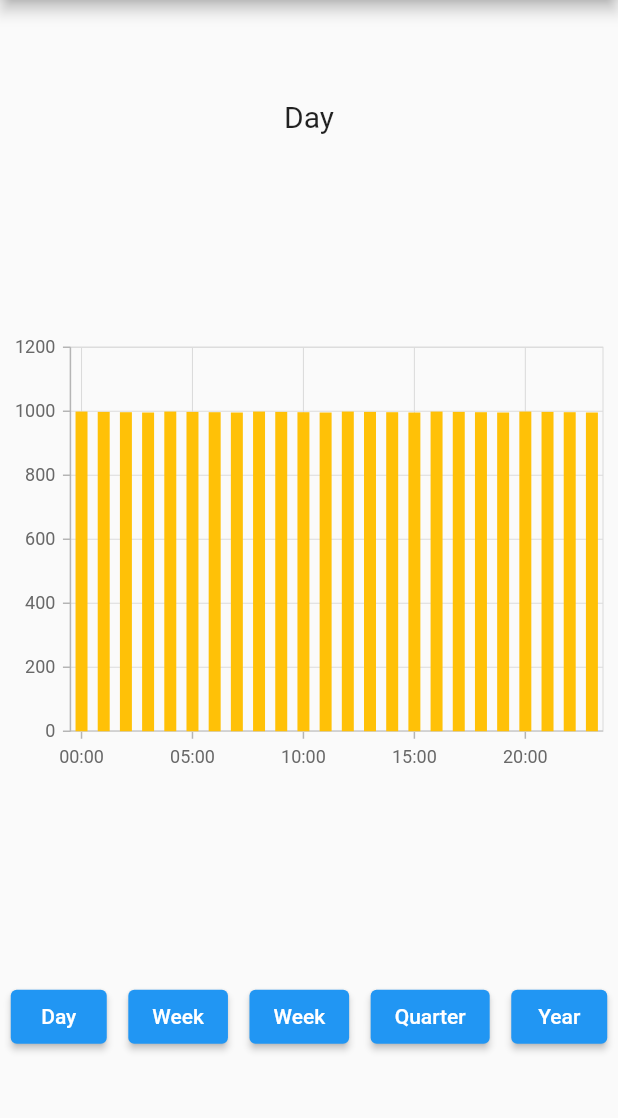
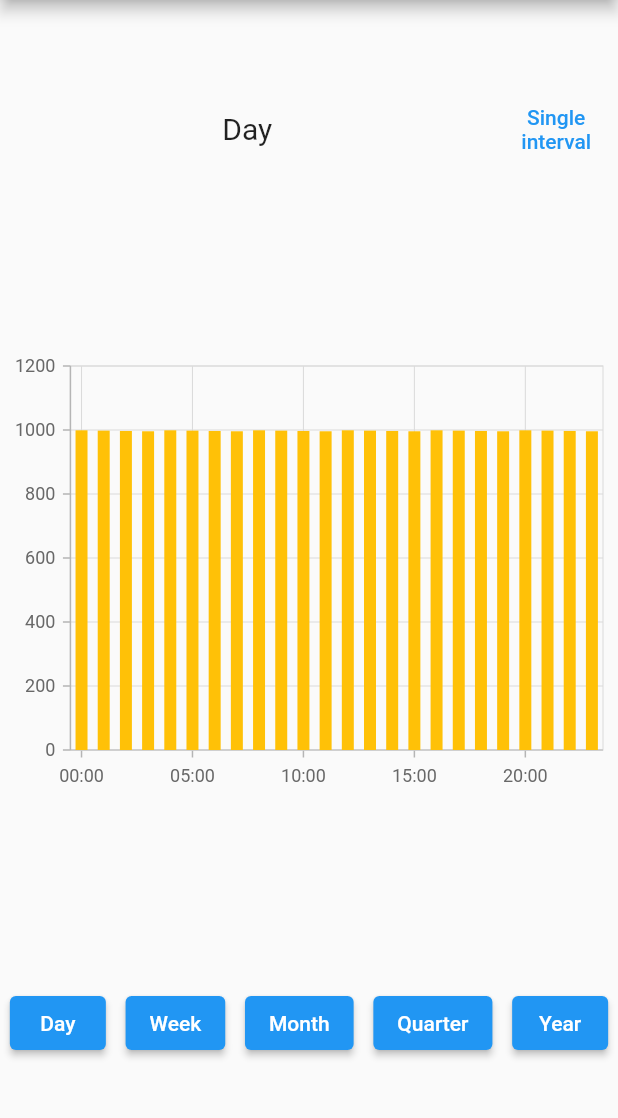
Before and after one commit to happy-san/syncfusion, a Flutter app: the screen it shows after launch, on a phone screen of 412 x 824 dp, the part 84-1202 px from its top. Run offline on Flutter 3.47's test engine with Material 2 defaults, Android fonts, the phone set to English and light mode, and no system bars; our stand-ins replace syncfusion_flutter_charts.

Commit message:
Add TextButton to change between all data and single interval. Fix repeating Week RaisedButton. Fix Quarter having four intervals.

```diff
--- a/lib/main.dart
+++ b/lib/main.dart
@@ -24,12 +24,25 @@ class _MyHomePage extends StatefulWidget {
 }
 
 class _MyHomePageState extends State<_MyHomePage> {
-  var n = 0;
-  var title = 'Day';
+  var n = 0, title = 'Day', showAllData = true;
 
   @override
   Widget build(BuildContext context) {
-    final list = [_dayData, _weekData, _monthData, _quarterData, _yearData];
+    final list = showAllData
+        ? [
+            _dayData,
+            _weekData,
+            _monthData,
+            _quarterData,
+            _yearData,
+          ]
+        : [
+            _daySingleData,
+            _weekSingleData,
+            _monthSingleData,
+            _quarterSingleData,
+            _yearSingleData,
+          ];
 
     return Scaffold(
       appBar: AppBar(
@@ -38,9 +51,27 @@ class _MyHomePageState extends State<_MyHomePage> {
       body: Column(
         mainAxisAlignment: MainAxisAlignment.spaceAround,
         children: [
-          Text(
+          Row(
+            children: [
+              Expanded(
+                flex: 8,
+                child: Text(
                   title,
                   style: TextStyle(fontSize: 20, fontWeight: FontWeight.w400),
+                  textAlign: TextAlign.center,
+                ),
+              ),
+              Expanded(
+                flex: 2,
+                child: TextButton(
+                    child: Text(
+                      showAllData ? 'Single interval' : 'All',
+                      textAlign: TextAlign.center,
+                    ),
+                    onPressed: () =>
+                        setState(() => showAllData = !showAllData)),
+              ),
+            ],
           ),
           //Initialize the chart widget
           SfCartesianChart(
@@ -91,11 +122,11 @@ class _MyHomePageState extends State<_MyHomePage> {
                 },
               ),
               ElevatedButton(
-                child: Text('Week'),
+                child: Text('Month'),
                 onPressed: () {
                   setState(() {
                     n = 2;
-                    title = 'Week';
+                    title = 'Month';
                   });
                 },
               ),
@@ -123,8 +154,16 @@ class _MyHomePageState extends State<_MyHomePage> {
       ),
     );
   }
+}
 
-  List<BarGraphInterval> _dayData = [
+class BarGraphInterval {
+  DateTime date;
+  double amount;
+
+  BarGraphInterval({this.date, this.amount});
+}
+
+final _dayData = [
   BarGraphInterval(date: DateTime(2021, 4, 1, 0), amount: 999),
   BarGraphInterval(date: DateTime(2021, 4, 1, 1), amount: 998),
   BarGraphInterval(date: DateTime(2021, 4, 1, 2), amount: 997),
@@ -151,7 +190,7 @@ class _MyHomePageState extends State<_MyHomePage> {
   BarGraphInterval(date: DateTime(2021, 4, 1, 23), amount: 996),
 ];
 
-  List<BarGraphInterval> _weekData = [
+final _weekData = [
   BarGraphInterval(date: DateTime(2021, 4, 22), amount: 999),
   BarGraphInterval(date: DateTime(2021, 4, 23), amount: 998),
   BarGraphInterval(date: DateTime(2021, 4, 24), amount: 997),
@@ -161,7 +200,7 @@ class _MyHomePageState extends State<_MyHomePage> {
   BarGraphInterval(date: DateTime(2021, 4, 28), amount: 997),
 ];
 
-  List<BarGraphInterval> _monthData = [
+final _monthData = [
   BarGraphInterval(date: DateTime(2021, 3, 1), amount: 999),
   BarGraphInterval(date: DateTime(2021, 3, 2), amount: 998),
   BarGraphInterval(date: DateTime(2021, 3, 3), amount: 997),
@@ -195,13 +234,12 @@ class _MyHomePageState extends State<_MyHomePage> {
   BarGraphInterval(date: DateTime(2021, 3, 31), amount: 969),
 ];
 
-  List<BarGraphInterval> _quarterData = [
+final _quarterData = [
   BarGraphInterval(date: DateTime(2021, 1, 1), amount: 999),
   BarGraphInterval(date: DateTime(2021, 2, 1), amount: 998),
   BarGraphInterval(date: DateTime(2021, 3, 1), amount: 997),
-    BarGraphInterval(date: DateTime(2021, 4, 1), amount: 996),
 ];
-  List<BarGraphInterval> _yearData = [
+final _yearData = [
   BarGraphInterval(date: DateTime(2021, 1, 1), amount: 999),
   BarGraphInterval(date: DateTime(2021, 2, 1), amount: 998),
   BarGraphInterval(date: DateTime(2021, 3, 1), amount: 997),
@@ -215,11 +253,39 @@ class _MyHomePageState extends State<_MyHomePage> {
   BarGraphInterval(date: DateTime(2021, 11, 1), amount: 997),
   BarGraphInterval(date: DateTime(2021, 12, 1), amount: 996),
 ];
-}
 
-class BarGraphInterval {
-  DateTime date;
-  double amount;
-
-  BarGraphInterval({this.date, this.amount});
-}
+final _daySingleData = _dayData
+    .map(
+      (interval) => interval.date == DateTime(2021, 4, 1, 11)
+          ? interval
+          : BarGraphInterval(date: interval.date, amount: 0),
+    )
+    .toList();
+final _weekSingleData = _weekData
+    .map(
+      (interval) => interval.date == DateTime(2021, 4, 23)
+          ? interval
+          : BarGraphInterval(date: interval.date, amount: 0),
+    )
+    .toList();
+final _monthSingleData = _monthData
+    .map(
+      (interval) => interval.date == DateTime(2021, 3, 26)
+          ? interval
+          : BarGraphInterval(date: interval.date, amount: 0),
+    )
+    .toList();
+final _quarterSingleData = _quarterData
+    .map(
+      (interval) => interval.date == DateTime(2021, 3, 1)
+          ? interval
+          : BarGraphInterval(date: interval.date, amount: 0),
+    )
+    .toList();
+final _yearSingleData = _yearData
+    .map(
+      (interval) => interval.date == DateTime(2021, 10, 1)
+          ? interval
+          : BarGraphInterval(date: interval.date, amount: 0),
+    )
+    .toList();
```
Lines whose indentation alone changed are shown as unchanged.
